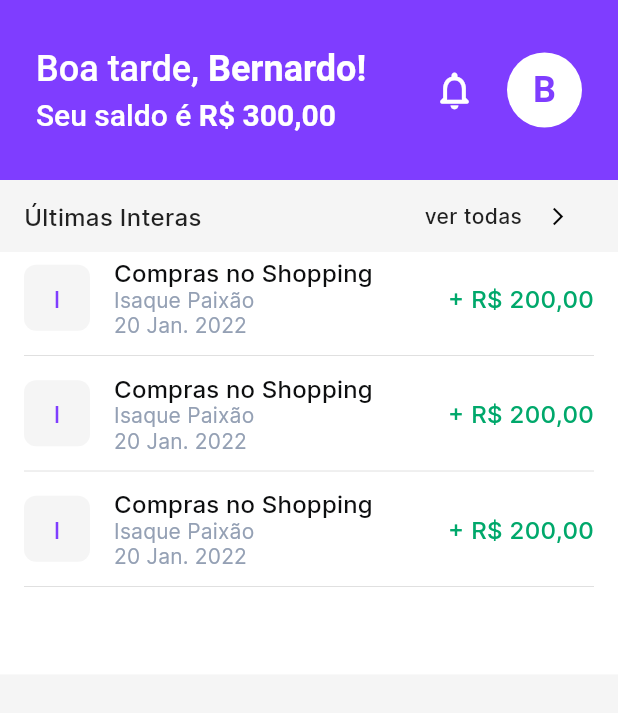
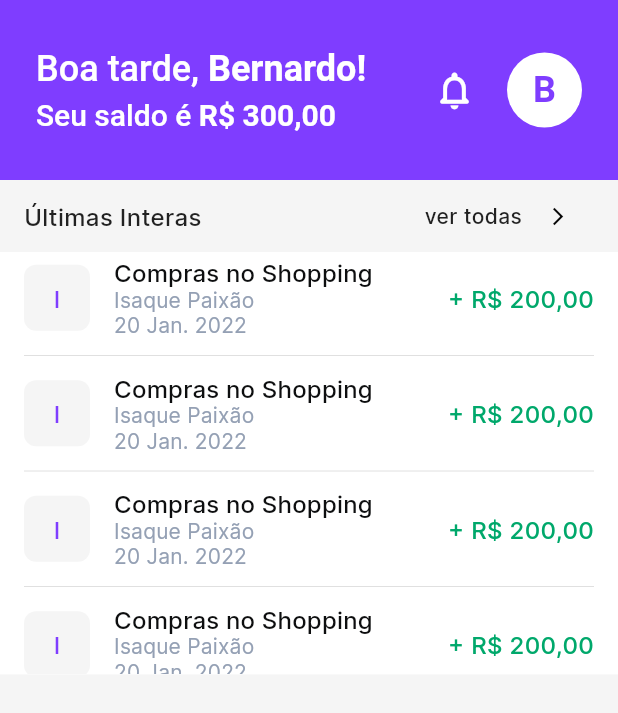
Before and after one commit to Ispx/interapay-mobile, a Flutter app: the screen it shows after launch, on a phone screen of 412 x 824 dp. Shown: the top 713 px of the screen. Run offline on Flutter 3.47's test engine with Material 2 defaults, Android fonts, the phone set to English and light mode, and no system bars; our stand-ins replace brasil_fields, drift, firebase_core, firebase_crashlytics, get, google_mobile_ads and 3 more; accounts and stored records are empty; generated files the repository leaves out were written again.

Commit message:
add InterasComponent in list

```diff
--- a/lib/Layers/Presentation/Home/UI/Componentes/MinhasInterasComponent.dart
+++ b/lib/Layers/Presentation/Home/UI/Componentes/MinhasInterasComponent.dart
@@ -68,6 +68,12 @@ class MinhasInterasComponent extends StatelessWidget {
                     descricao: 'Compras no Shopping',
                     total: 200.00,
                   ),
+                  InterasComponent(
+                    nome: 'Isaque Paixão',
+                    dataDeCriacao: DateTime.now(),
+                    descricao: 'Compras no Shopping',
+                    total: 200.00,
+                  ),
                 ],
               ),
             ),
```
